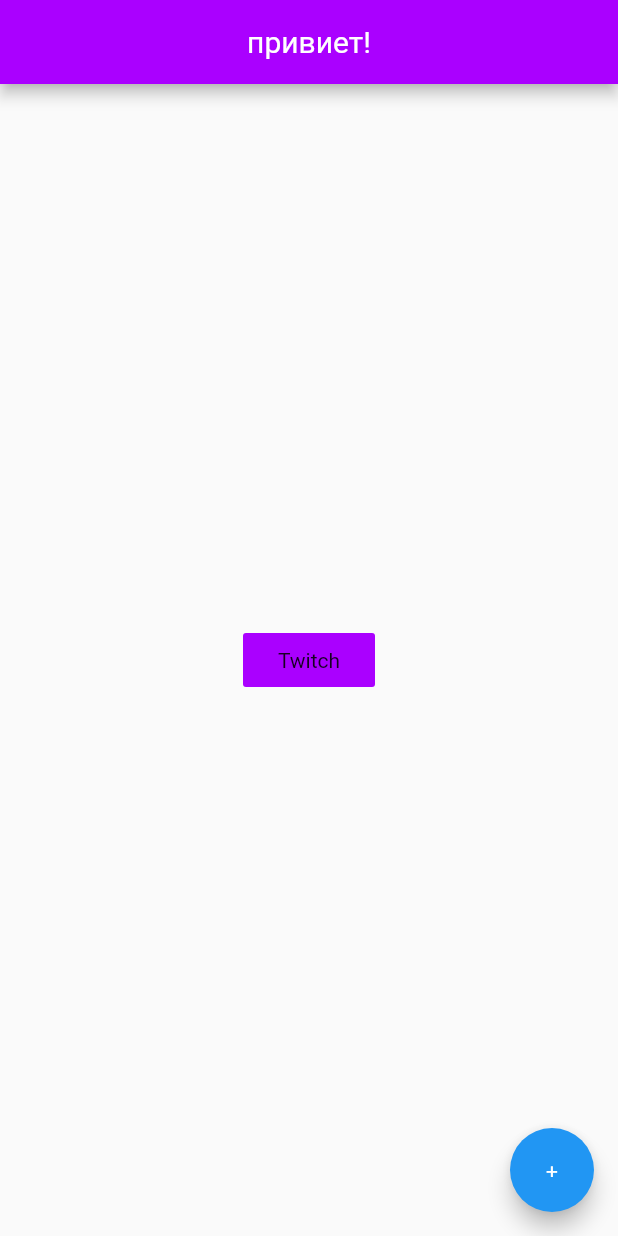
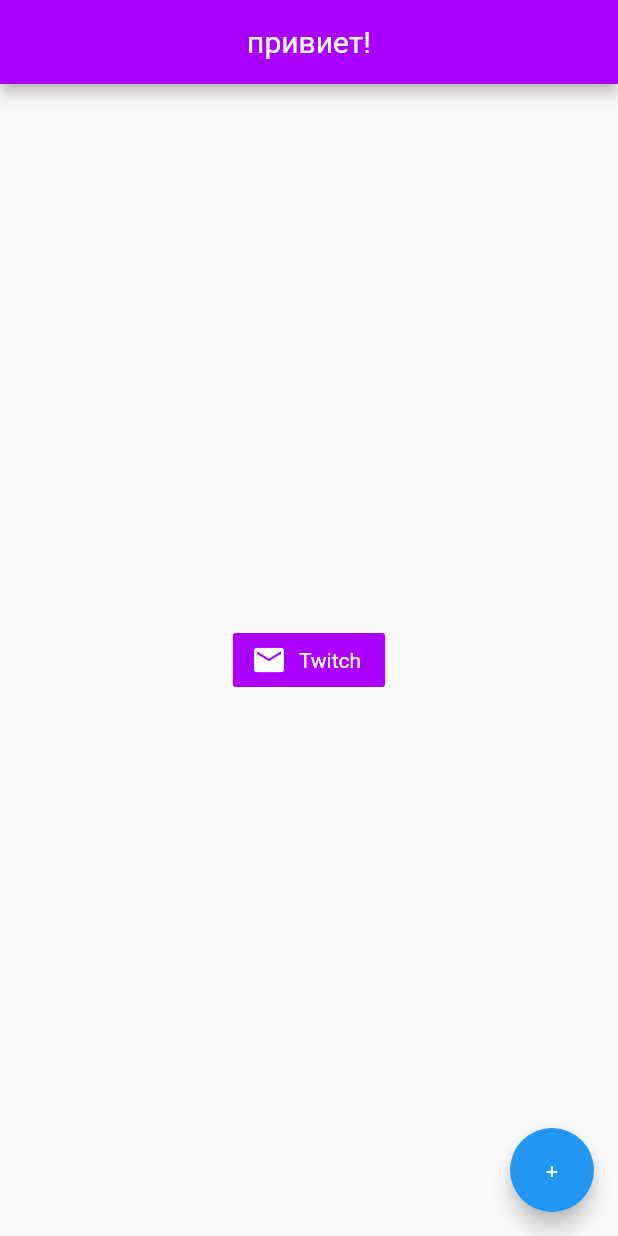
Before and after one commit to kuuga2000/flutterndart, a Flutter app: the screen it shows after launch, on a phone screen of 412 x 824 dp. Run offline on Flutter 3.47's test engine with Material 2 defaults, Android fonts, the phone set to English and light mode, and no system bars.

Commit message:
FlatButton.icon

```diff
--- a/lib/main.dart
+++ b/lib/main.dart
@@ -14,12 +14,16 @@ class Home extends StatelessWidget {
         backgroundColor: Colors.purpleAccent[700],
       ),
       body: Center(
-          child: FlatButton(
+          child: FlatButton.icon(
             onPressed: () {
               print("Ты клик на Меня!");
             },
-            child: Text('Twitch'),
+            label: Text('Twitch'),
             color: Colors.purpleAccent[700],
+            textColor: Colors.white,
+            icon: Icon(
+                Icons.mail
+            )
           )
       ),
       floatingActionButton: FloatingActionButton(
```
